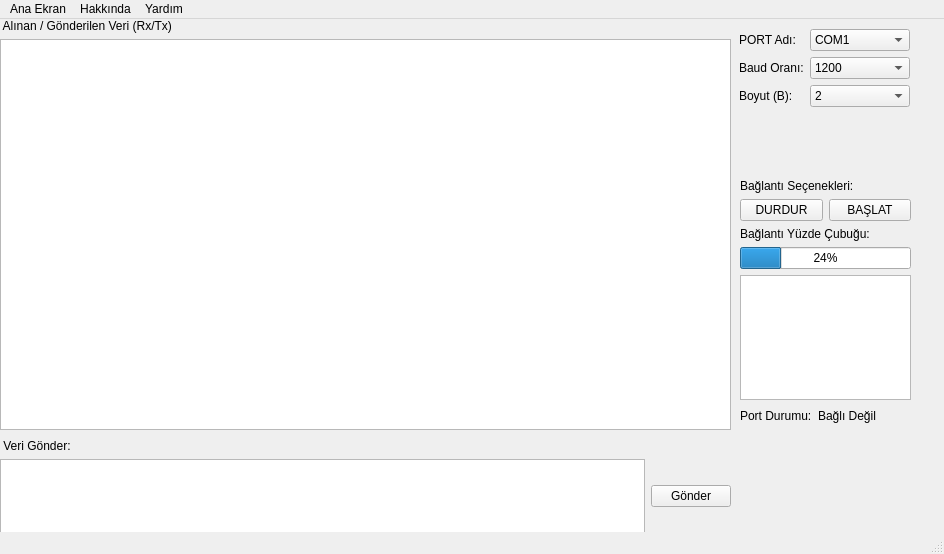
Before: the Qt Designer form qt.ui in mcagriaksoy/Serial-Communication-GUI-Program, drawn with Qt 5.
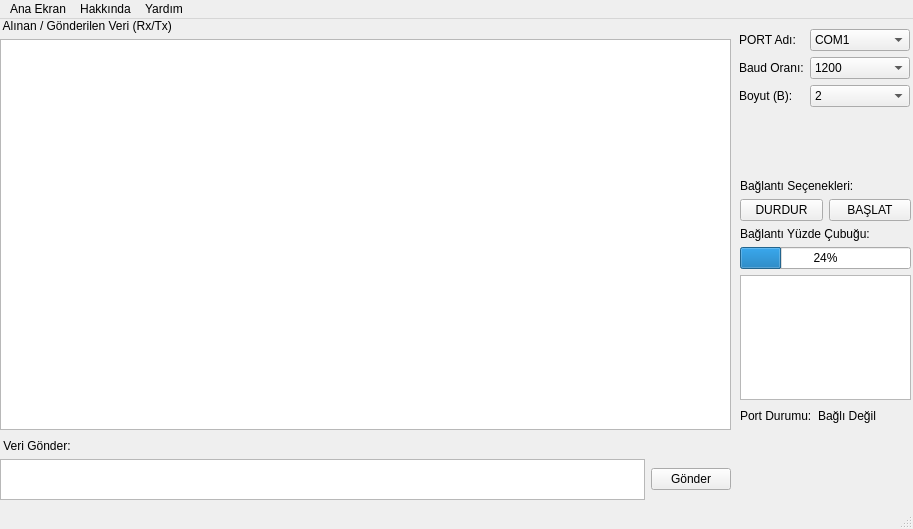
After: the same form once the commit is applied. Icons and pictures are not drawn.

```diff
--- a/qt.ui
+++ b/qt.ui
@@ -6,8 +6,8 @@
    <rect>
     <x>0</x>
     <y>0</y>
-    <width>944</width>
-    <height>554</height>
+    <width>913</width>
+    <height>529</height>
    </rect>
   </property>
   <property name="windowTitle">
@@ -19,8 +19,8 @@
      <rect>
       <x>740</x>
       <y>420</y>
-      <width>171</width>
-      <height>91</height>
+      <width>161</width>
+      <height>71</height>
      </rect>
     </property>
     <property name="text">
@@ -245,7 +245,7 @@
       <x>0</x>
       <y>420</y>
       <width>731</width>
-      <height>94</height>
+      <height>61</height>
      </rect>
     </property>
     <layout class="QGridLayout" name="gridLayout_3">
@@ -328,7 +328,7 @@
     <rect>
      <x>0</x>
      <y>0</y>
-     <width>944</width>
+     <width>913</width>
      <height>21</height>
     </rect>
    </property>
```
Left out of the diff: 6 changed lines with no effect on the pictures.
